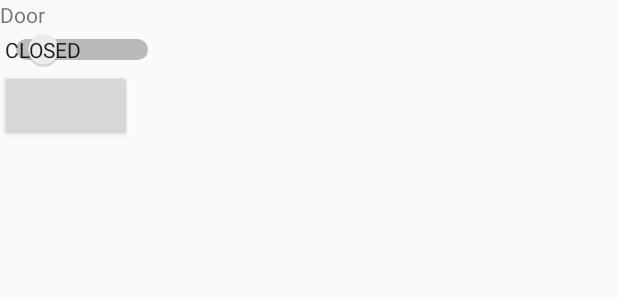
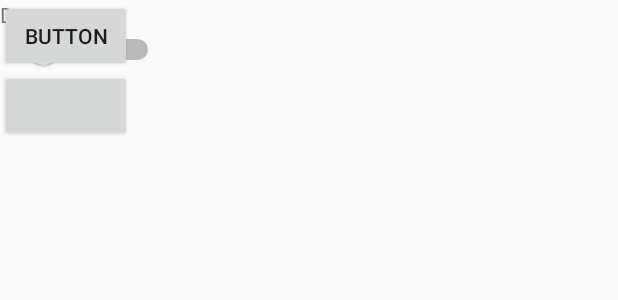
Before and after one commit to sebasfavaron/Domotica, an Android app: the layout door_content.xml on its own in the app's theme, with its tools: preview values and no code run, on a phone screen of 412 x 824 dp. Shown: the top 300 px of the screen. Run offline under Robolectric (Android 15) with nearby library versions, the phone set to English and light mode, and no system bars.

Commit message:
Migro todo de bitbucket

```diff
--- a/app/src/main/res/layout/door_content.xml
+++ b/app/src/main/res/layout/door_content.xml
@@ -1,6 +1,7 @@
 <?xml version="1.0" encoding="utf-8"?>
 <android.support.constraint.ConstraintLayout xmlns:android="http://schemas.android.com/apk/res/android"
     xmlns:app="http://schemas.android.com/apk/res-auto"
+    xmlns:tools="http://schemas.android.com/tools"
     android:orientation="vertical"
     android:layout_width="match_parent"
     android:layout_height="200dp">
@@ -24,4 +25,12 @@
         android:layout_height="wrap_content"
         app:layout_constraintTop_toBottomOf="@+id/door_switch"/>
 
+    <Button
+        android:id="@+id/button2"
+        android:layout_width="wrap_content"
+        android:layout_height="wrap_content"
+        android:text="Button"
+        tools:layout_editor_absoluteX="178dp"
+        tools:layout_editor_absoluteY="32dp" />
+
 </android.support.constraint.ConstraintLayout>
```
Also changed, not shown: app/src/main/java/com/itba/hci/domotica/ExpandableListAdapter.java (+7 -0 lines).
